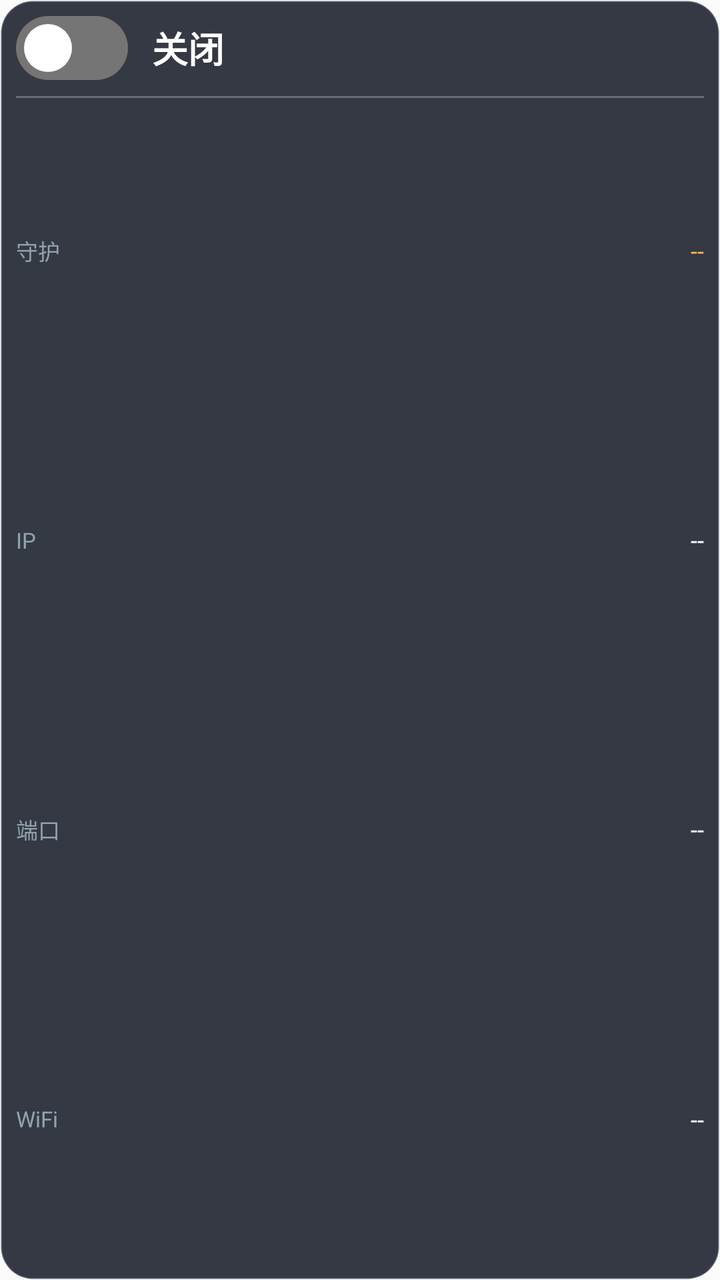
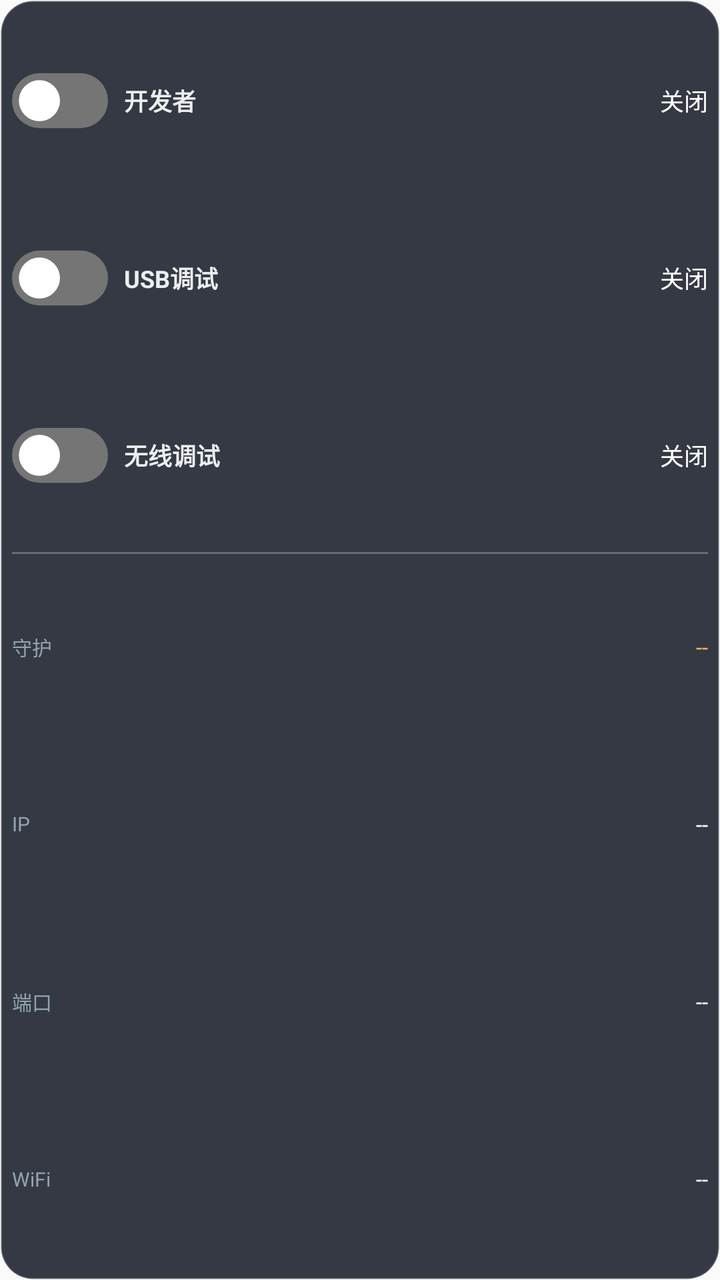

Two renders of the same Android screen: before a commit and after it. Below are the layout's source before the change and the commit's diff.
<!-- AndroidManifest.xml: application theme Theme.AdbWifiWidget -->
<!-- res/layout/widget.xml -->
<?xml version="1.0" encoding="utf-8"?>
<LinearLayout xmlns:android="http://schemas.android.com/apk/res/android"
    android:id="@+id/root"
    android:layout_width="match_parent"
    android:layout_height="match_parent"
    android:orientation="vertical"
    android:background="@drawable/widget_bg"
    android:padding="8dp">

    
    <LinearLayout
        android:id="@+id/switchArea"
        android:layout_width="match_parent"
        android:layout_height="wrap_content"
        android:orientation="horizontal"
        android:gravity="center_vertical">

        <ImageView
            android:id="@+id/ivSwitch"
            android:layout_width="56dp"
            android:layout_height="32dp"
            android:src="@drawable/switch_off"
            android:contentDescription="toggle" />

        <TextView
            android:id="@+id/tvState"
            android:layout_width="wrap_content"
            android:layout_height="wrap_content"
            android:layout_marginStart="12dp"
            android:text="关闭"
            android:textColor="#FFFFFF"
            android:textSize="18sp"
            android:textStyle="bold" />

    </LinearLayout>

    
    <FrameLayout
        android:layout_width="match_parent"
        android:layout_height="1dp"
        android:layout_marginTop="8dp"
        android:layout_marginBottom="4dp"
        android:background="#40FFFFFF" />

    
    <LinearLayout
        android:id="@+id/infoArea"
        android:layout_width="match_parent"
        android:layout_height="0dp"
        android:layout_weight="1"
        android:orientation="vertical">

        <LinearLayout
            android:layout_width="match_parent"
            android:layout_height="0dp"
            android:layout_weight="1"
            android:orientation="horizontal"
            android:gravity="center_vertical">

            <TextView
                android:layout_width="40dp"
                android:layout_height="wrap_content"
                android:text="守护"
                android:textColor="#90A4AE"
                android:textSize="11sp" />

            <TextView
                android:id="@+id/tvDaemon"
                android:layout_width="0dp"
                android:layout_height="wrap_content"
                android:layout_weight="1"
                android:gravity="end"
                android:text="--"
                android:textColor="#FFB74D"
                android:textSize="12sp"
                android:singleLine="true"
                android:ellipsize="end" />
        </LinearLayout>

        <LinearLayout
            android:layout_width="match_parent"
            android:layout_height="0dp"
            android:layout_weight="1"
            android:orientation="horizontal"
            android:gravity="center_vertical">

            <TextView
                android:layout_width="40dp"
                android:layout_height="wrap_content"
                android:text="IP"
                android:textColor="#90A4AE"
                android:textSize="11sp" />

            <TextView
                android:id="@+id/tvIp"
                android:layout_width="0dp"
                android:layout_height="wrap_content"
                android:layout_weight="1"
                android:gravity="end"
                android:text="--"
                android:textColor="#FFFFFF"
                android:textSize="12sp"
                android:singleLine="true"
                android:ellipsize="end" />
        </LinearLayout>

        <LinearLayout
            android:layout_width="match_parent"
            android:layout_height="0dp"
            android:layout_weight="1"
            android:orientation="horizontal"
            android:gravity="center_vertical">

            <TextView
                android:layout_width="40dp"
                android:layout_height="wrap_content"
                android:text="端口"
                android:textColor="#90A4AE"
                android:textSize="11sp" />

            <TextView
                android:id="@+id/tvPort"
                android:layout_width="0dp"
                android:layout_height="wrap_content"
                android:layout_weight="1"
                android:gravity="end"
                android:text="--"
                android:textColor="#FFFFFF"
                android:textSize="12sp"
                android:singleLine="true"
                android:ellipsize="end" />
        </LinearLayout>

        <LinearLayout
            android:layout_width="match_parent"
            android:layout_height="0dp"
            android:layout_weight="1"
            android:orientation="horizontal"
            android:gravity="center_vertical">

            <TextView
                android:layout_width="40dp"
                android:layout_height="wrap_content"
                android:text="WiFi"
                android:textColor="#90A4AE"
                android:textSize="11sp" />

            <TextView
                android:id="@+id/tvSsid"
                android:layout_width="0dp"
                android:layout_height="wrap_content"
                android:layout_weight="1"
                android:gravity="end"
                android:text="--"
                android:textColor="#FFFFFF"
                android:textSize="12sp"
                android:singleLine="true"
                android:ellipsize="end" />
        </LinearLayout>

    </LinearLayout>

</LinearLayout>
<!-- resources referenced by this layout -->
<resources>
  <!-- drawable switch_off (drawable) -->
  <?xml version="1.0" encoding="utf-8"?>
  <layer-list xmlns:android="http://schemas.android.com/apk/res/android">
      <item>
          <shape android:shape="rectangle">
              <solid android:color="#FF757575" />
              <corners android:radius="16dp" />
              <size android:width="56dp" android:height="32dp" />
          </shape>
      </item>
      <item
          android:gravity="left|center_vertical"
          android:left="4dp">
          <shape android:shape="oval">
              <solid android:color="#FFFFFFFF" />
              <size android:width="24dp" android:height="24dp" />
          </shape>
      </item>
  </layer-list>
  <!-- drawable widget_bg (drawable) -->
  <?xml version="1.0" encoding="utf-8"?>
  <shape xmlns:android="http://schemas.android.com/apk/res/android"
      android:shape="rectangle">
      <solid android:color="#E6212530" />
      <corners android:radius="16dp" />
      <stroke android:width="1dp" android:color="#40FFFFFF" />
  </shape>
  <style name="Theme.AdbWifiWidget" parent="@android:style/Theme.Material.Light.NoActionBar" />
</resources>

<!-- the commit's change to res/layout/widget.xml (unified diff, before → after) -->
@@ -5,32 +5,125 @@
     android:layout_height="match_parent"
     android:orientation="vertical"
     android:background="@drawable/widget_bg"
-    android:padding="8dp">
+    android:padding="6dp">
 
     
     <LinearLayout
-        android:id="@+id/switchArea"
         android:layout_width="match_parent"
-        android:layout_height="wrap_content"
-        android:orientation="horizontal"
-        android:gravity="center_vertical">
-
-        <ImageView
-            android:id="@+id/ivSwitch"
-            android:layout_width="56dp"
-            android:layout_height="32dp"
-            android:src="@drawable/switch_off"
-            android:contentDescription="toggle" />
-
-        <TextView
-            android:id="@+id/tvState"
-            android:layout_width="wrap_content"
-            android:layout_height="wrap_content"
-            android:layout_marginStart="12dp"
-            android:text="关闭"
-            android:textColor="#FFFFFF"
-            android:textSize="18sp"
-            android:textStyle="bold" />
+        android:layout_height="0dp"
+        android:layout_weight="3"
+        android:orientation="vertical">
+
+        
+        <LinearLayout
+            android:id="@+id/devArea"
+            android:layout_width="match_parent"
+            android:layout_height="0dp"
+            android:layout_weight="1"
+            android:orientation="horizontal"
+            android:gravity="center_vertical">
+
+            <ImageView
+                android:id="@+id/ivDevSwitch"
+                android:layout_width="48dp"
+                android:layout_height="28dp"
+                android:src="@drawable/switch_off"
+                android:contentDescription="developer mode toggle" />
+
+            <TextView
+                android:layout_width="48dp"
+                android:layout_height="wrap_content"
+                android:layout_marginStart="8dp"
+                android:text="开发者"
+                android:textColor="#ECEFF1"
+                android:textSize="12sp"
+                android:textStyle="bold" />
+
+            <TextView
+                android:id="@+id/tvDevState"
+                android:layout_width="0dp"
+                android:layout_height="wrap_content"
+                android:layout_weight="1"
+                android:gravity="end"
+                android:text="关闭"
+                android:textColor="#FFFFFF"
+                android:textSize="12sp"
+                android:singleLine="true" />
+        </LinearLayout>
+
+        
+        <LinearLayout
+            android:id="@+id/usbArea"
+            android:layout_width="match_parent"
+            android:layout_height="0dp"
+            android:layout_weight="1"
+            android:orientation="horizontal"
+            android:gravity="center_vertical">
+
+            <ImageView
+                android:id="@+id/ivUsbSwitch"
+                android:layout_width="48dp"
+                android:layout_height="28dp"
+                android:src="@drawable/switch_off"
+                android:contentDescription="usb debugging toggle" />
+
+            <TextView
+                android:layout_width="48dp"
+                android:layout_height="wrap_content"
+                android:layout_marginStart="8dp"
+                android:text="USB调试"
+                android:textColor="#ECEFF1"
+                android:textSize="12sp"
+                android:textStyle="bold" />
+
+            <TextView
+                android:id="@+id/tvUsbState"
+                android:layout_width="0dp"
+                android:layout_height="wrap_content"
+                android:layout_weight="1"
+                android:gravity="end"
+                android:text="关闭"
+                android:textColor="#FFFFFF"
+                android:textSize="12sp"
+                android:singleLine="true" />
+        </LinearLayout>
+
+        
+        <LinearLayout
+            android:id="@+id/wifiArea"
+            android:layout_width="match_parent"
+            android:layout_height="0dp"
+            android:layout_weight="1"
+            android:orientation="horizontal"
+            android:gravity="center_vertical">
+
+            <ImageView
+                android:id="@+id/ivWifiSwitch"
+                android:layout_width="48dp"
+                android:layout_height="28dp"
+                android:src="@drawable/switch_off"
+                android:contentDescription="wireless adb toggle" />
+
+            <TextView
+                android:layout_width="48dp"
+                android:layout_height="wrap_content"
+                android:layout_marginStart="8dp"
+                android:text="无线调试"
+                android:textColor="#ECEFF1"
+                android:textSize="12sp"
+                android:textStyle="bold" />
+
+            <TextView
+                android:id="@+id/tvWifiState"
+                android:layout_width="0dp"
+                android:layout_height="wrap_content"
+                android:layout_weight="1"
+                android:gravity="end"
+                android:text="关闭"
+                android:textColor="#FFFFFF"
+                android:textSize="12sp"
+                android:singleLine="true" />
+        </LinearLayout>
 
     </LinearLayout>
 
@@ -38,8 +131,8 @@
     <FrameLayout
         android:layout_width="match_parent"
         android:layout_height="1dp"
-        android:layout_marginTop="8dp"
-        android:layout_marginBottom="4dp"
+        android:layout_marginTop="4dp"
+        android:layout_marginBottom="2dp"
         android:background="#40FFFFFF" />
 
     
@@ -47,7 +140,7 @@
         android:id="@+id/infoArea"
         android:layout_width="match_parent"
         android:layout_height="0dp"
-        android:layout_weight="1"
+        android:layout_weight="4"
         android:orientation="vertical">
 
         <LinearLayout
@@ -58,11 +151,11 @@
             android:gravity="center_vertical">
 
             <TextView
-                android:layout_width="40dp"
+                android:layout_width="34dp"
                 android:layout_height="wrap_content"
                 android:text="守护"
                 android:textColor="#90A4AE"
-                android:textSize="11sp" />
+                android:textSize="10sp" />
 
             <TextView
                 android:id="@+id/tvDaemon"
@@ -72,24 +165,24 @@
                 android:gravity="end"
                 android:text="--"
                 android:textColor="#FFB74D"
-                android:textSize="12sp"
-                android:singleLine="true"
-                android:ellipsize="end" />
-        </LinearLayout>
-
-        <LinearLayout
-            android:layout_width="match_parent"
-            android:layout_height="0dp"
-            android:layout_weight="1"
-            android:orientation="horizontal"
-            android:gravity="center_vertical">
-
-            <TextView
-                android:layout_width="40dp"
+                android:textSize="11sp"
+                android:singleLine="true"
+                android:ellipsize="end" />
+        </LinearLayout>
+
+        <LinearLayout
+            android:layout_width="match_parent"
+            android:layout_height="0dp"
+            android:layout_weight="1"
+            android:orientation="horizontal"
+            android:gravity="center_vertical">
+
+            <TextView
+                android:layout_width="34dp"
                 android:layout_height="wrap_content"
                 android:text="IP"
                 android:textColor="#90A4AE"
-                android:textSize="11sp" />
+                android:textSize="10sp" />
 
             <TextView
                 android:id="@+id/tvIp"
@@ -99,24 +192,24 @@
                 android:gravity="end"
                 android:text="--"
                 android:textColor="#FFFFFF"
-                android:textSize="12sp"
-                android:singleLine="true"
-                android:ellipsize="end" />
-        </LinearLayout>
-
-        <LinearLayout
-            android:layout_width="match_parent"
-            android:layout_height="0dp"
-            android:layout_weight="1"
-            android:orientation="horizontal"
-            android:gravity="center_vertical">
-
-            <TextView
-                android:layout_width="40dp"
+                android:textSize="11sp"
+                android:singleLine="true"
+                android:ellipsize="end" />
+        </LinearLayout>
+
+        <LinearLayout
+            android:layout_width="match_parent"
+            android:layout_height="0dp"
+            android:layout_weight="1"
+            android:orientation="horizontal"
+            android:gravity="center_vertical">
+
+            <TextView
+                android:layout_width="34dp"
                 android:layout_height="wrap_content"
                 android:text="端口"
                 android:textColor="#90A4AE"
-                android:textSize="11sp" />
+                android:textSize="10sp" />
 
             <TextView
                 android:id="@+id/tvPort"
@@ -126,24 +219,24 @@
                 android:gravity="end"
                 android:text="--"
                 android:textColor="#FFFFFF"
-                android:textSize="12sp"
-                android:singleLine="true"
-                android:ellipsize="end" />
-        </LinearLayout>
-
-        <LinearLayout
-            android:layout_width="match_parent"
-            android:layout_height="0dp"
-            android:layout_weight="1"
-            android:orientation="horizontal"
-            android:gravity="center_vertical">
-
-            <TextView
-                android:layout_width="40dp"
+                android:textSize="11sp"
+                android:singleLine="true"
+                android:ellipsize="end" />
+        </LinearLayout>
+
+        <LinearLayout
+            android:layout_width="match_parent"
+            android:layout_height="0dp"
+            android:layout_weight="1"
+            android:orientation="horizontal"
+            android:gravity="center_vertical">
+
+            <TextView
+                android:layout_width="34dp"
                 android:layout_height="wrap_content"
                 android:text="WiFi"
                 android:textColor="#90A4AE"
-                android:textSize="11sp" />
+                android:textSize="10sp" />
 
             <TextView
                 android:id="@+id/tvSsid"
@@ -153,7 +246,7 @@
                 android:gravity="end"
                 android:text="--"
                 android:textColor="#FFFFFF"
-                android:textSize="12sp"
+                android:textSize="11sp"
                 android:singleLine="true"
                 android:ellipsize="end" />
         </LinearLayout>
